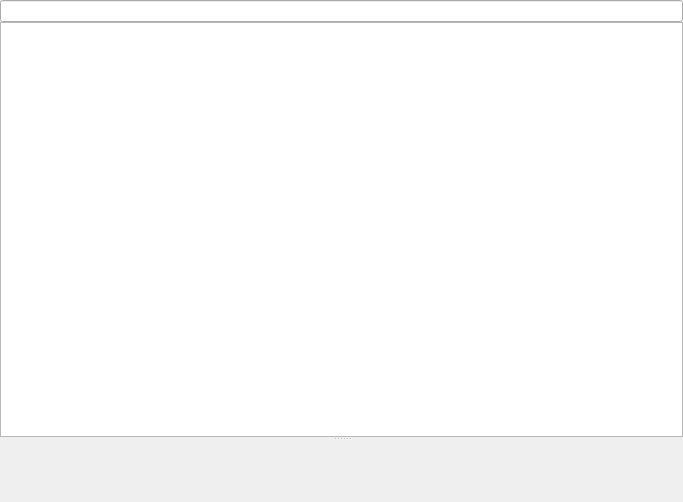
FreeHealth/freehealth, file plugins/usermanagerplugin/widgets/usermanagerwidget.ui: the form before one commit.
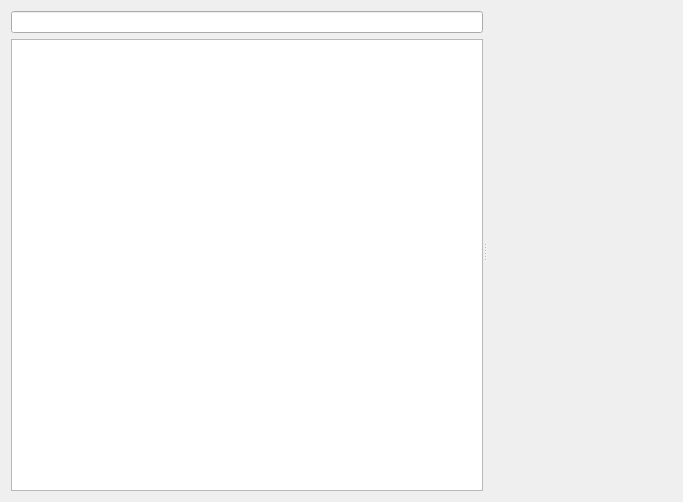
The form after the commit. Custom widgets are drawn as their Qt base class.

What changed in the file:
```diff
--- a/plugins/usermanagerplugin/widgets/usermanagerwidget.ui
+++ b/plugins/usermanagerplugin/widgets/usermanagerwidget.ui
@@ -20,31 +20,36 @@
    <string>Form</string>
   </property>
   <layout class="QGridLayout" name="gridLayout">
-   <property name="margin">
-    <number>0</number>
-   </property>
-   <property name="spacing">
-    <number>0</number>
-   </property>
+   <item row="0" column="0">
+    <layout class="QHBoxLayout" name="toolbarLayout">
+     <property name="sizeConstraint">
+      <enum>QLayout::SetMinimumSize</enum>
+     </property>
+    </layout>
+   </item>
    <item row="1" column="0">
     <widget class="QSplitter" name="splitter">
      <property name="orientation">
-      <enum>Qt::Vertical</enum>
+      <enum>Qt::Horizontal</enum>
      </property>
-     <widget class="QWidget" name="layoutWidget">
+     <widget class="QWidget" name="">
       <layout class="QVBoxLayout" name="verticalLayout">
-       <property name="spacing">
-        <number>0</number>
-       </property>
        <item>
         <widget class="Utils::QButtonLineEdit" name="searchLineEdit"/>
        </item>
        <item>
-        <widget class="QTableView" name="userTableView"/>
+        <widget class="QTreeView" name="userTreeView"/>
        </item>
       </layout>
      </widget>
-     <widget class="UserPlugin::UserViewer" name="userViewer" native="true"/>
+     <widget class="UserPlugin::UserViewer" name="userViewer" native="true">
+      <property name="sizePolicy">
+       <sizepolicy hsizetype="Expanding" vsizetype="Expanding">
+        <horstretch>0</horstretch>
+        <verstretch>0</verstretch>
+       </sizepolicy>
+      </property>
+     </widget>
     </widget>
    </item>
    <item row="0" column="0">
@@ -64,6 +69,12 @@
    <header location="global">usermanagerplugin/widgets/userviewer.h</header>
    <container>1</container>
   </customwidget>
+  <customwidget>
+   <class>Utils::MiniSplitter</class>
+   <extends>QSplitter</extends>
+   <header location="global">utils/widgets/minisplitter.h</header>
+   <container>1</container>
+  </customwidget>
  </customwidgets>
  <resources/>
  <connections/>
```
Left out of the diff: 5 changed lines with no effect on the pictures.
